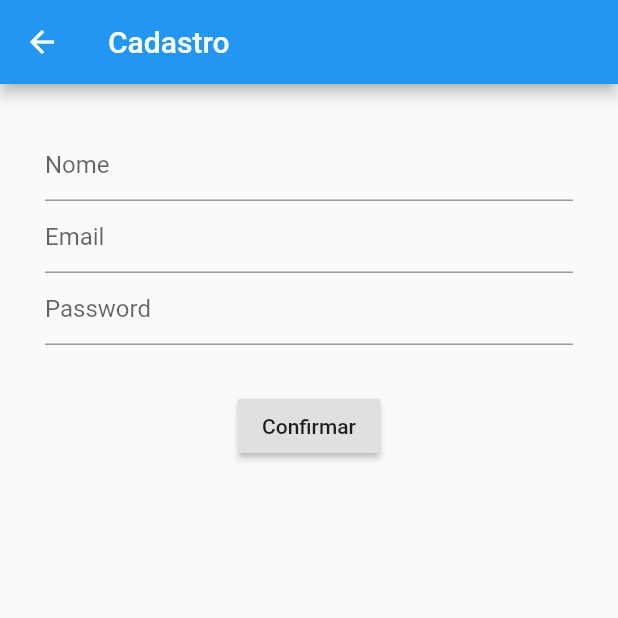
After one commit to igorfel/flutter-basic, a Flutter app: the SignupPage screen opened directly, on a phone screen of 412 x 824 dp, the top half of it. The commit adds this screen. Run offline on Flutter 3.47's test engine with Material 2 defaults, Android fonts, the phone set to English and light mode, and no system bars.

Commit message:
Organization and other minor changes

```diff
--- /dev/null
+++ b/lib/signup/SignupPage.dart
@@ -0,0 +1,45 @@
+import 'package:flutter/material.dart';
+
+class SignupPage extends StatefulWidget {
+  SignupPage({Key key, this.title}) : super(key: key);
+
+  final String title;
+
+  @override
+  _SignupPageState createState() => new _SignupPageState();
+}
+
+class _SignupPageState extends State<SignupPage> {
+  @override
+  Widget build(BuildContext context) {
+    return new Scaffold(
+        appBar: new AppBar(
+          title: new Text("Cadastro"),
+        ),
+        body: Padding(
+          padding: EdgeInsets.all(30.0),
+          child: new Column(
+            children: <Widget>[
+              TextFormField(
+                keyboardType: TextInputType.text,
+                decoration: InputDecoration(hintText: "Nome"),
+              ),
+              TextFormField(
+                keyboardType: TextInputType.emailAddress,
+                decoration: InputDecoration(hintText: "Email"),
+              ),
+              TextFormField(
+                keyboardType: TextInputType.text,
+                obscureText: true,
+                decoration: InputDecoration(hintText: "Password"),
+              ),
+              SizedBox(height: 30.0),
+              RaisedButton(
+                child: new Text("Confirmar"),
+                onPressed: () {},
+              )
+            ],
+          ),
+        ));
+  }
+}
```
Also changed, not shown: lib/dashboard/DashboardPage.dart (renamed from lib/dashboard/dashboard.dart, +4 -4 lines), lib/login/LoginPage.dart (added, +53 -0 lines), lib/main.dart (+10 -13 lines), lib/signup/signup.dart (deleted, +0 -33 lines), 1 other file.
